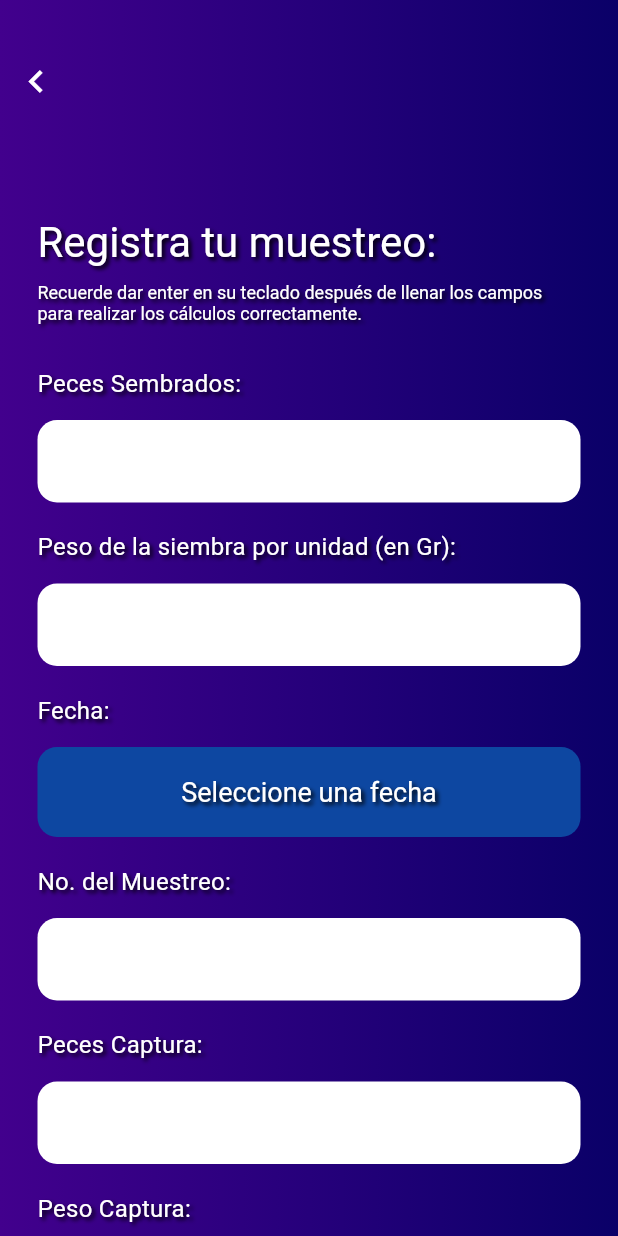
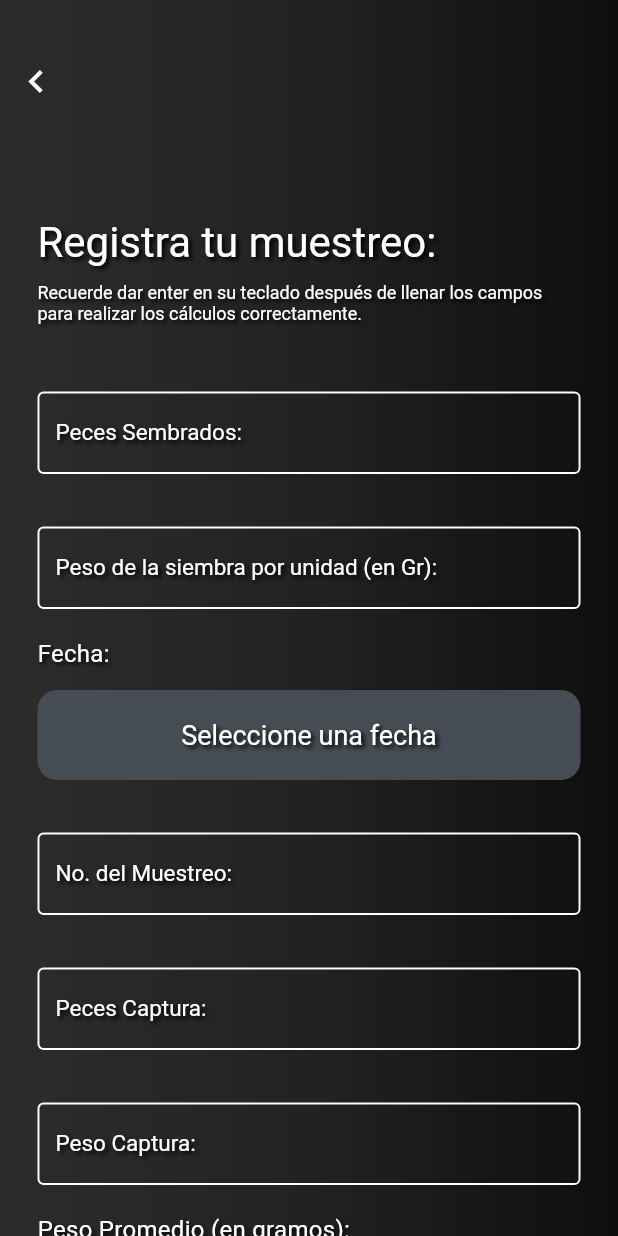
Before and after one commit to alX-u/NA-App, a Flutter app: the AddMuestreoPage screen opened directly with empty values, on a phone screen of 412 x 824 dp. Run offline on Flutter 3.47's test engine with Material 2 defaults, Android fonts, the phone set to English and light mode, and no system bars; our stand-ins replace cloud_firestore, firebase_auth, firebase_core, flutter_secure_storage, get, google_sign_in and 1 more; missing offline and left inert: flutter_email_sender, gsheets; accounts and stored records are empty; key blocks and very long unbroken strings in the code were emptied for the run.

Commit message:
Text labels

```diff
--- a/peces_app/lib/pages/muestreos/AddMuestreo.dart
+++ b/peces_app/lib/pages/muestreos/AddMuestreo.dart
@@ -65,9 +65,9 @@ class _AddMuestreoPageState extends State<AddMuestreoPage> {
         //Aplicamos un coloreado degradado para el background (se puede cambiar)
         decoration: const BoxDecoration(
             gradient: LinearGradient(colors: [
-          Color(0xFF42008D),
-          Color(0xFF26007B),
-          Color(0xFF0A0068)
+          Color.fromARGB(255, 44, 44, 44),
+          Color.fromARGB(255, 34, 34, 34),
+          Color.fromARGB(255, 14, 14, 14)
         ])),
         child: SingleChildScrollView(
           child: Column(
@@ -104,14 +104,14 @@ class _AddMuestreoPageState extends State<AddMuestreoPage> {
                         style: estiloTexto(12)),
                     const SizedBox(height: 30),
                     //Input de los peces sembrados
-                    inputLabel('Peces Sembrados:'),
+                    //inputLabel('Peces Sembrados:'),
                     const SizedBox(height: 15),
-                    formField(_pecesSembradosController),
+                    formField('Peces Sembrados:',_pecesSembradosController),
                     const SizedBox(height: 20),
                     //Input del peso de la siembra por unidad
-                    inputLabel('Peso de la siembra por unidad (en Gr):'),
+                    //inputLabel('Peso de la siembra por unidad (en Gr):'),
                     const SizedBox(height: 15),
-                    formField(_pesoSiembraPorUnidadController),
+                    formField('Peso de la siembra por unidad (en Gr):', _pesoSiembraPorUnidadController),
                     const SizedBox(height: 20),
                     //Input de la fecha
                     inputLabel('Fecha:'),
@@ -120,19 +120,19 @@ class _AddMuestreoPageState extends State<AddMuestreoPage> {
                     botonFecha(),
                     //Input No. del Muestreo
                     const SizedBox(height: 20),
-                    inputLabel('No. del Muestreo:'),
+                    //inputLabel('No. del Muestreo:'),
                     const SizedBox(height: 15),
-                    formField(_noMuestreoController),
+                    formField('No. del Muestreo:', _noMuestreoController),
                     //Input Peces Captura
                     const SizedBox(height: 20),
-                    inputLabel('Peces Captura:'),
+                   // inputLabel('Peces Captura:'),
                     const SizedBox(height: 15),
-                    formField(_pecesCapturaController),
+                    formField('Peces Captura:', _pecesCapturaController),
                     //Input Peso Captura
                     const SizedBox(height: 20),
-                    inputLabel('Peso Captura:'),
+                    //inputLabel('Peso Captura:'),
                     const SizedBox(height: 15),
-                    formField(_pesoCapturaController),
+                    formField('Peso Captura:', _pesoCapturaController),
                     //Input Peso Promedio (en gramos)
                     const SizedBox(height: 20),
                     inputLabel('Peso Promedio (en gramos):'),
@@ -143,9 +143,9 @@ class _AddMuestreoPageState extends State<AddMuestreoPage> {
                         style: estiloTexto(18)),
                     //Input de respectiva Semana
                     const SizedBox(height: 20),
-                    inputLabel('Semana:'),
+                    //inputLabel('Semana:'),
                     const SizedBox(height: 15),
-                    formField(_semanaController),
+                    formField('Semana:', _semanaController),
                     //Input de la Biomasa Parcial en Kg
                     const SizedBox(height: 20),
                     inputLabel('Biomasa Parcial (en Kg):'),
@@ -156,9 +156,9 @@ class _AddMuestreoPageState extends State<AddMuestreoPage> {
                         style: estiloTexto(20)),
                     //Input de Observaciones
                     const SizedBox(height: 20),
-                    inputLabel('Observaciones:'),
+                    //inputLabel('Observaciones:'),
                     const SizedBox(height: 15),
-                    formField(_observacionesController),
+                    formField('Observaciones:', _observacionesController),
                     //Input de Ganancia Semanal
                     const SizedBox(height: 20),
                     inputLabel('Ganancia Semanal:'),
@@ -169,9 +169,9 @@ class _AddMuestreoPageState extends State<AddMuestreoPage> {
                         style: estiloTexto(20)),
                     //Input de peso meta
                     const SizedBox(height: 20),
-                    inputLabel('Peso Meta:'),
+                    //inputLabel('Peso Meta:'),
                     const SizedBox(height: 15),
-                    formField(_pesoMetaController),
+                    formField('Peso Meta:', _pesoMetaController),
                     //Input de % meta
                     const SizedBox(height: 20),
                     inputLabel('Meta %:'),
@@ -182,9 +182,9 @@ class _AddMuestreoPageState extends State<AddMuestreoPage> {
                         style: estiloTexto(20)),
                     //Input de % alimento
                     const SizedBox(height: 20),
-                    inputLabel('Alimento %:'),
+                    //inputLabel('Alimento %:'),
                     const SizedBox(height: 15),
-                    formField(_porcentajeAlimentoController),
+                    formField('Alimento %:', _porcentajeAlimentoController),
                     //Input de Q Alimento
                     const SizedBox(height: 20),
                     inputLabel('Q Alimento:'),
@@ -195,9 +195,9 @@ class _AddMuestreoPageState extends State<AddMuestreoPage> {
                         style: estiloTexto(20)),
                     //Input de Mortalidad
                     const SizedBox(height: 20),
-                    inputLabel('Mortalidad:'),
+                    //inputLabel('Mortalidad:'),
                     const SizedBox(height: 15),
-                    formField(_mortalidadController),
+                    formField('Mortalidad:', _mortalidadController),
                     const SizedBox(height: 35),
                     //Botón de enviar la información
                     botonEnviar()
@@ -228,17 +228,33 @@ class _AddMuestreoPageState extends State<AddMuestreoPage> {
   }
 
   //Widget de los form fields donde el usuario colocará su información
-  Widget formField(TextEditingController controller) {
+  Widget formField(String textname, TextEditingController controller) {
     return Container(
       height: 55,
       width: MediaQuery.of(context).size.width,
-      decoration: BoxDecoration(
-          color: Colors.white, borderRadius: BorderRadius.circular(13)),
+      /*decoration: BoxDecoration(
+          color: Colors.white, borderRadius: BorderRadius.circular(13)),*/
       child: TextFormField(
         controller: controller,
-        decoration: const InputDecoration(
-            border: InputBorder.none,
-            contentPadding: EdgeInsets.symmetric(vertical: 20, horizontal: 15)),
+        decoration: InputDecoration(
+            labelText: textname,
+            labelStyle: const TextStyle(
+                fontSize: 15,
+                color: Colors.white,
+                shadows: <Shadow>[
+                  Shadow(
+                      offset: Offset(2.0, 2.0),
+                      blurRadius: 3.0,
+                      color: Color.fromARGB(255, 0, 0, 0))
+                ]),
+
+            // border: InputBorder.none,
+            focusedBorder:  const OutlineInputBorder(
+                borderSide: BorderSide(color: Colors.white, width: 1)),
+            enabledBorder:  const OutlineInputBorder(
+                borderSide: BorderSide(color: Colors.white, width: 1.3))
+            //contentPadding: EdgeInsets.symmetric(vertical: 20, horizontal: 15)
+            ),
         style: const TextStyle(
           color: Colors.black,
           fontSize: 16,
@@ -288,7 +304,7 @@ class _AddMuestreoPageState extends State<AddMuestreoPage> {
         height: 60,
         width: MediaQuery.of(context).size.width,
         decoration: BoxDecoration(
-            borderRadius: BorderRadius.circular(13), color: Colors.blue[900]),
+            borderRadius: BorderRadius.circular(13), color: Color.fromARGB(255, 70, 76, 83)),
         child: Center(
           child: Text(
             getTextFecha(),
--- a/peces_app/pubspec.yaml
+++ b/peces_app/pubspec.yaml
@@ -40,7 +40,7 @@ dependencies:
   flutter_email_sender:
 
   # The following adds the Cupertino Icons font to your application.
-  # Use with the CupertinoIcons class for iOS style icons.
+  # Use with the CupertinoIcons class for iOS style icons.bvfn
   cupertino_icons: ^1.0.2
 
 dev_dependencies:
```
Also changed, not shown: peces_app/pubspec.lock.
